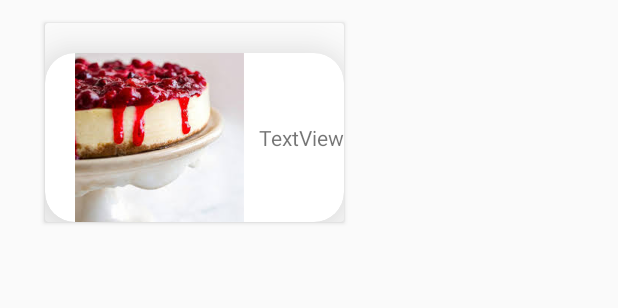
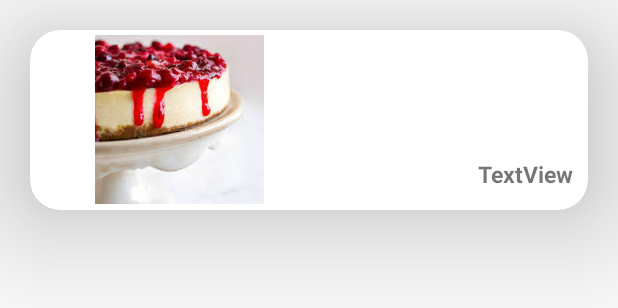
Before and after one commit to franquicidad/FrancosBakingApp, an Android app: the layout adapter_main_design.xml on its own in the app's theme, with its tools: preview values and no code run, on a phone screen of 412 x 824 dp. Shown: the top 308 px of the screen. Run offline under Robolectric (Android 15) with nearby library versions, the phone set to English and light mode, and no system bars.

Commit message:
ingredient layout

```diff
--- a/app/src/main/AndroidManifest.xml
+++ b/app/src/main/AndroidManifest.xml
@@ -18,6 +18,11 @@
                 <category android:name="android.intent.category.LAUNCHER" />
             </intent-filter>
         </activity>
+        <activity android:name=".IngredientActivity"
+            android:label="Selected Recipe"
+            android:parentActivityName=".MainActivity">
+
+        </activity>
     </application>
 
 </manifest>
--- a/app/src/main/java/com/example/mac/francosbakingapp/Adapters/MainActAdapter.java
+++ b/app/src/main/java/com/example/mac/francosbakingapp/Adapters/MainActAdapter.java
@@ -60,9 +60,6 @@ public class MainActAdapter extends RecyclerView.Adapter<MainActAdapter.RecipesA
 
        holder.recipePhoto.setImageResource(imagePosition);
 
-
-
-
     }
 
     public void setRecipesData(ArrayList<Recipe> recipesData){
--- a/app/src/main/java/com/example/mac/francosbakingapp/MainActivity.java
+++ b/app/src/main/java/com/example/mac/francosbakingapp/MainActivity.java
@@ -52,10 +52,6 @@ public class MainActivity extends AppCompatActivity implements MainActAdapter.Re
         });
 
 
-
-
-
-
     }
 
     @Override
--- a/app/src/main/res/layout/activity_main.xml
+++ b/app/src/main/res/layout/activity_main.xml
@@ -5,6 +5,7 @@
     xmlns:app="http://schemas.android.com/apk/res-auto"
     android:layout_width="match_parent"
     android:layout_height="match_parent"
+    android:background="#90CAF9"
     tools:context=".MainActivity">
 
     <android.support.v7.widget.RecyclerView
--- a/app/src/main/res/layout/adapter_main_design.xml
+++ b/app/src/main/res/layout/adapter_main_design.xml
@@ -1,26 +1,18 @@
 <?xml version="1.0" encoding="utf-8"?>
-<android.support.v7.widget.CardView xmlns:android="http://schemas.android.com/apk/res/android"
-    xmlns:app="http://schemas.android.com/apk/res-auto"
-    xmlns:tools="http://schemas.android.com/tools"
-    android:layout_width="wrap_content"
-    android:layout_height="wrap_content"
-    android:paddingBottom="10dp"
-    android:layout_marginLeft="30dp"
-    android:layout_marginTop="15dp"
-    android:paddingTop="10dp"
-
-
-    >
 
 
     <android.support.v7.widget.CardView
-        android:layout_width="wrap_content"
-        android:layout_height="wrap_content"
+    xmlns:android="http://schemas.android.com/apk/res/android"
+    xmlns:app="http://schemas.android.com/apk/res-auto"
+        android:layout_width="match_parent"
+        android:layout_height="120dp"
         android:layout_alignParentTop="true"
         android:layout_centerHorizontal="true"
         android:layout_marginTop="20dp"
+        android:layout_marginLeft="20dp"
+    android:layout_marginRight="20dp"
         app:cardCornerRadius="20dp"
-        app:cardElevation="30dp">
+        app:cardElevation="50dp">
 
         <LinearLayout
             android:layout_width="match_parent"
@@ -30,21 +22,23 @@
             <ImageView
                 android:id="@+id/cardview_imageView"
                 android:layout_width="0dp"
+                android:layout_weight="1"
                 android:layout_height="wrap_content"
                 android:layout_gravity="center_vertical"
                 android:layout_marginLeft="20dp"
-                android:layout_weight="1"
                 android:scaleType="centerInside"
                 app:srcCompat="@drawable/cheesecake" />
 
             <TextView
                 android:id="@+id/cardView_textView_recipe_name"
-                android:layout_width="0dp"
+                android:layout_width="wrap_content"
                 android:layout_height="wrap_content"
                 android:layout_gravity="center_vertical"
-                android:layout_marginLeft="10dp"
-                android:layout_weight="1"
+                android:layout_marginLeft="120dp"
+                android:textSize="15sp"
+                android:layout_marginRight="10dp"
+                android:layout_marginTop="36dp"
+                android:textStyle="bold"
                 android:text="TextView" />
         </LinearLayout>
     </android.support.v7.widget.CardView>
-</android.support.v7.widget.CardView>
```
Also changed, not shown: app/src/main/java/com/example/mac/francosbakingapp/Adapters/IngredientAdapter.java (added, +66 -0 lines), app/src/main/java/com/example/mac/francosbakingapp/IngredientActivity.java (+45 -0 lines), app/src/main/java/com/example/mac/francosbakingapp/IngredientFragment.java (added, +41 -0 lines), app/src/main/res/layout/ingredient_layout.xml (+9 -3 lines), app/src/main/res/layout/ingredient_textview.xml (added, +22 -0 lines).
